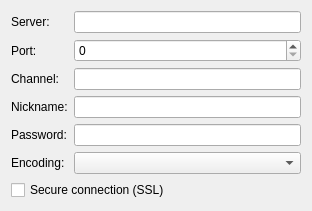
Old version of the form src/plugins/azoth/plugins/acetamide/ircjoingroupchat.ui in the repository 0xd34df00d/leechcraft.
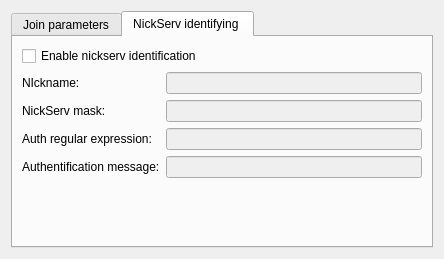
New version of the form. The open tabs and pages were chosen to show the change.

Commit message: Azoth Acetamide: add auto identify on servers. Don't work for urls and bookmarks

Diff of the .ui file:
```diff
--- a/src/plugins/azoth/plugins/acetamide/ircjoingroupchat.ui
+++ b/src/plugins/azoth/plugins/acetamide/ircjoingroupchat.ui
@@ -6,15 +6,25 @@
    <rect>
     <x>0</x>
     <y>0</y>
-    <width>312</width>
-    <height>197</height>
+    <width>444</width>
+    <height>228</height>
    </rect>
   </property>
   <property name="windowTitle">
    <string/>
   </property>
-  <layout class="QVBoxLayout" name="verticalLayout">
-   <item>
+  <layout class="QGridLayout" name="gridLayout">
+   <item row="0" column="0">
+    <widget class="QTabWidget" name="tabWidget">
+     <property name="currentIndex">
+      <number>0</number>
+     </property>
+     <widget class="QWidget" name="tab">
+      <attribute name="title">
+       <string>Join parameters</string>
+      </attribute>
+      <layout class="QGridLayout" name="gridLayout_2">
+       <item row="0" column="0">
     <layout class="QFormLayout" name="formLayout">
      <property name="fieldGrowthPolicy">
       <enum>QFormLayout::AllNonFixedFieldsGrow</enum>
@@ -100,7 +110,7 @@
      </item>
     </layout>
    </item>
-   <item>
+       <item row="1" column="0">
     <widget class="QCheckBox" name="SSL_">
      <property name="text">
       <string>Secure connection (SSL)</string>
@@ -109,15 +119,87 @@
    </item>
   </layout>
  </widget>
- <tabstops>
-  <tabstop>Server_</tabstop>
-  <tabstop>Port_</tabstop>
-  <tabstop>Channel_</tabstop>
-  <tabstop>Nickname_</tabstop>
-  <tabstop>Password_</tabstop>
-  <tabstop>Encoding_</tabstop>
-  <tabstop>SSL_</tabstop>
- </tabstops>
+     <widget class="QWidget" name="tab_2">
+      <attribute name="title">
+       <string>NickServ identifying </string>
+      </attribute>
+      <layout class="QGridLayout" name="gridLayout_3">
+       <item row="0" column="0">
+        <widget class="QCheckBox" name="NickServIdentify_">
+         <property name="text">
+          <string>Enable nickserv identification</string>
+         </property>
+        </widget>
+       </item>
+       <item row="1" column="0">
+        <layout class="QFormLayout" name="formLayout_2">
+         <property name="fieldGrowthPolicy">
+          <enum>QFormLayout::ExpandingFieldsGrow</enum>
+         </property>
+         <item row="0" column="0">
+          <widget class="QLabel" name="nIcknameLabel">
+           <property name="text">
+            <string>NIckname:</string>
+           </property>
+          </widget>
+         </item>
+         <item row="0" column="1">
+          <widget class="QLineEdit" name="NickServNickname_">
+           <property name="enabled">
+            <bool>false</bool>
+           </property>
+          </widget>
+         </item>
+         <item row="1" column="0">
+          <widget class="QLabel" name="nickServMaskLabel">
+           <property name="text">
+            <string>NickServ mask:</string>
+           </property>
+          </widget>
+         </item>
+         <item row="1" column="1">
+          <widget class="QLineEdit" name="NickServMask_">
+           <property name="enabled">
+            <bool>false</bool>
+           </property>
+          </widget>
+         </item>
+         <item row="2" column="0">
+          <widget class="QLabel" name="authentificationRegularExpressionLabel">
+           <property name="text">
+            <string>Auth regular expression:</string>
+           </property>
+          </widget>
+         </item>
+         <item row="2" column="1">
+          <widget class="QLineEdit" name="NickServAuthRegExp_">
+           <property name="enabled">
+            <bool>false</bool>
+           </property>
+          </widget>
+         </item>
+         <item row="3" column="0">
+          <widget class="QLabel" name="identificationMessageLabel">
+           <property name="text">
+            <string>Authentification message:</string>
+           </property>
+          </widget>
+         </item>
+         <item row="3" column="1">
+          <widget class="QLineEdit" name="NickServAuthMessage_">
+           <property name="enabled">
+            <bool>false</bool>
+           </property>
+          </widget>
+         </item>
+        </layout>
+       </item>
+      </layout>
+     </widget>
+    </widget>
+   </item>
+  </layout>
+ </widget>
  <resources/>
  <connections/>
 </ui>
```
Left out of the diff: 67 changed lines with no effect on the pictures. Lines whose indentation alone changed are shown as unchanged. The commit also changes 11 other files.
